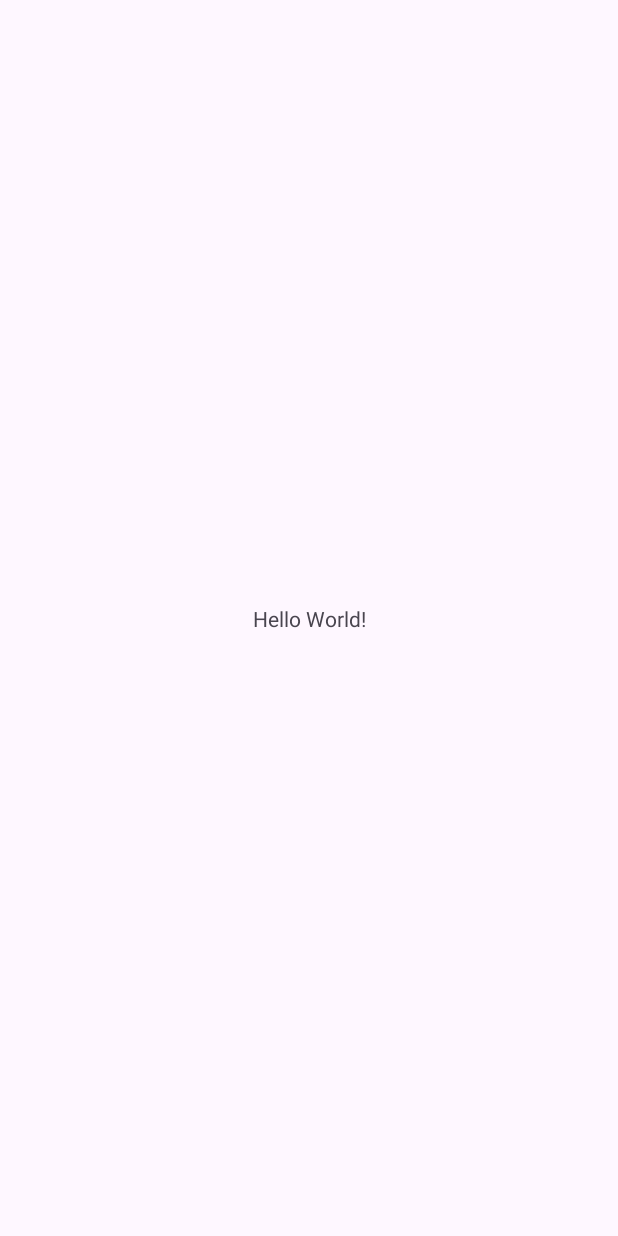
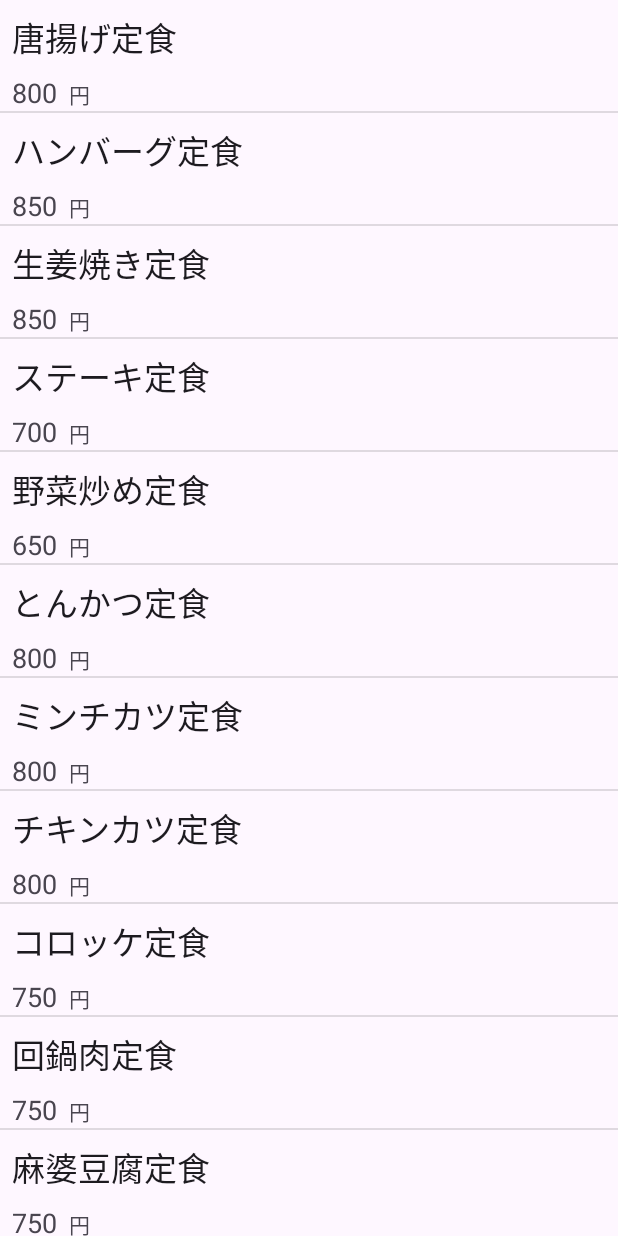
Before and after one commit to itc-s22021/Android1, an Android app: the screen it shows after launch (MainActivity), on a phone screen of 412 x 824 dp. Before the commit the screen is almost empty. Run offline under Robolectric (Android 15) with nearby library versions, the phone set to English and light mode, and no system bars.

Commit message:
商品の詳細だし

```diff
--- a/FragmentSample/app/src/main/java/jp/ac/it_college/std/s22021/fragmentsample/MainActivity.kt
+++ b/FragmentSample/app/src/main/java/jp/ac/it_college/std/s22021/fragmentsample/MainActivity.kt
@@ -2,10 +2,13 @@ package jp.ac.it_college.std.s22021.fragmentsample
 
 import androidx.appcompat.app.AppCompatActivity
 import android.os.Bundle
+import jp.ac.it_college.std.s22021.fragmentsample.databinding.ActivityMainBinding
 
 class MainActivity : AppCompatActivity() {
+    private lateinit var binding: ActivityMainBinding
     override fun onCreate(savedInstanceState: Bundle?) {
         super.onCreate(savedInstanceState)
-        setContentView(R.layout.activity_main)
+        binding = ActivityMainBinding.inflate(layoutInflater)
+        setContentView(binding.root)
     }
 }
--- /dev/null
+++ b/FragmentSample/app/src/main/java/jp/ac/it_college/std/s22021/fragmentsample/Menu.kt
@@ -0,0 +1,32 @@
+package jp.ac.it_college.std.s22021.fragmentsample
+
+data class Menu(val name:String,
+                val price: Int,
+                val desc: String,
+)
+
+val teishokuList = listOf(
+    Menu("唐揚げ定食", 800, "若鶏の唐揚げにサラダ、ご飯とおみそ汁が付きます。"),
+    Menu("ハンバーグ定食",850, "手ごねハンバーグにサラダ、が半とおみそ汁が付きます。"),
+    Menu("生姜焼き定食",850, "すりおろし生姜を使った生姜焼きにサラダ、ご飯とおみそ汁が付きます。"),
+    Menu("ステーキ定食",700, "国産牛のステーキにサラダ、ご飯とお味噌汁が付きます。"),
+    Menu("野菜炒め定食",650, "季節の野菜炒めにサラダ、ご飯とおみそ汁が付きます。"),
+    Menu("とんかつ定食",800, "ロースとんかつにさらだ、ご飯とおみそ汁が付きます。"),
+    Menu("ミンチカツ定食",800, "ボリュームたっぷりチキンカツにサラダ、ご飯とおみそ汁が付きます。"),
+    Menu("チキンカツ定食",800, "北海道ポテトコロッケにサラダ、ご飯とおみそ汁が付きます。"),
+    Menu("コロッケ定食",750, "ピリ辛回鍋肉にサラダ、ご飯とおみそ汁が付きます。"),
+    Menu("回鍋肉定食",750, "本格四川風麻婆豆腐にサラダ、ご飯とおみそ汁が付きます。"),
+    Menu("麻婆豆腐定食",750, "ピーマンの香り豊かな青椒肉絲にサラダ、ご飯とおみそ汁が付きます。"),
+    Menu("八宝菜定食",750, "八宝菜にサラダ、ご飯とおみそ汁が付きます。"),
+    Menu("玉子定食", 2000, "高級玉子使用卵かけご飯定食")
+)
+
+val curryList = listOf(
+    Menu("ビーフカレー", 520, "特性スパイスをきかせた国産ビーフ100％のカレーです。"),
+    Menu("ポークカレー", 420, "特製スパイスをきかせた国産ポーク％のカレーです。"),
+    Menu("ハンバーグカレー", 620, "特製スパイスをきかせたカレーに手ごねハンバーグをトッピングです。"),
+    Menu("チーズカレー", 560, "特製スパイスをきかせたカレーにとろけるチーズをトッピングです。"),
+    Menu("カツカレー", 760, "特製スパイスをきかせたカレーに国産ロースカツをトッピングです。"),
+    Menu("ビーフカツカレー", 880, "特製スパイスをきかせたカレーに国産ビーフカツをトッピングです。"),
+    Menu("唐揚げカレー", 540, "特製スパイスをきかせたカレーに若鶏の唐揚げをトッピングです。"),
+)
--- /dev/null
+++ b/FragmentSample/app/src/main/java/jp/ac/it_college/std/s22021/fragmentsample/MenuAdapter.kt
@@ -0,0 +1,22 @@
+package jp.ac.it_college.std.s22021.fragmentsample
+
+import android.view.LayoutInflater
+import android.view.ViewGroup
+import androidx.recyclerview.widget.RecyclerView
+import jp.ac.it_college.std.s22021.fragmentsample.databinding.MenuRowBinding
+
+class MenuAdapter(private val data: List<Menu>) :
+    RecyclerView.Adapter<MenuAdapter.ViewHolder>() {
+
+    class ViewHolder(val binding: MenuRowBinding) : RecyclerView.ViewHolder(binding.root)
+
+    override fun onCreateViewHolder(parent: ViewGroup, viewType: Int): ViewHolder =
+        ViewHolder(MenuRowBinding.inflate(LayoutInflater.from(parent.context), parent, false))
+
+    override fun getItemCount(): Int = data.size
+
+    override fun onBindViewHolder(holder: ViewHolder, position: Int) {
+        holder.binding.menuName.text = data[position].name
+        holder.binding.menuPrice.text = "%,d".format(data[position].price)
+    }
+}
--- a/FragmentSample/app/src/main/java/jp/ac/it_college/std/s22021/fragmentsample/MenuListFragment.kt
+++ b/FragmentSample/app/src/main/java/jp/ac/it_college/std/s22021/fragmentsample/MenuListFragment.kt
@@ -1,11 +1,40 @@
 package jp.ac.it_college.std.s22021.fragmentsample
 
-import androidx.appcompat.app.AppCompatActivity
 import android.os.Bundle
+import androidx.fragment.app.Fragment
+import android.view.LayoutInflater
+import android.view.View
+import android.view.ViewGroup
+import androidx.recyclerview.widget.DividerItemDecoration
+import androidx.recyclerview.widget.LinearLayoutManager
+import jp.ac.it_college.std.s22021.fragmentsample.databinding.FragmentMenuLisrtBinding
 
-class MenuListFragment : AppCompatActivity() {
-    override fun onCreate(savedInstanceState: Bundle?) {
-        super.onCreate(savedInstanceState)
-        setContentView(R.layout.activity_menu_list)
+class MenuListFragment : Fragment() {
+
+    private var _binding: FragmentMenuLisrtBinding? =  null
+
+    private val binding get() = _binding!!
+
+    override fun onCreateView(
+        inflater: LayoutInflater, container: ViewGroup?,
+        savedInstanceState: Bundle?
+    ): View? {
+        _binding = FragmentMenuLisrtBinding.inflate(inflater, container, false)
+        return binding.root
     }
+
+    override fun onViewCreated(view: View, savedInstanceState: Bundle?) {
+        binding.menuList.apply {
+            adapter = MenuAdapter(teishokuList)
+            val manager = LinearLayoutManager(context)
+            layoutManager = manager
+            addItemDecoration(DividerItemDecoration(context, manager.orientation))
+        }
+    }
+
+    override fun onDestroyView() {
+        super.onDestroyView()
+        _binding = null
+    }
+
 }
--- a/FragmentSample/app/src/main/res/layout/activity_main.xml
+++ b/FragmentSample/app/src/main/res/layout/activity_main.xml
@@ -6,13 +6,13 @@
     android:layout_height="match_parent"
     tools:context=".MainActivity">
 
-    <TextView
-        android:layout_width="wrap_content"
-        android:layout_height="wrap_content"
-        android:text="Hello World!"
+    <androidx.fragment.app.FragmentContainerView
+        android:id="@+id/fragmentContainerView2"
+        android:name="jp.ac.it_college.std.s22021.fragmentsample.MenuListFragment"
+        android:layout_width="0dp"
+        android:layout_height="0dp"
         app:layout_constraintBottom_toBottomOf="parent"
         app:layout_constraintEnd_toEndOf="parent"
         app:layout_constraintStart_toStartOf="parent"
         app:layout_constraintTop_toTopOf="parent" />
-
 </androidx.constraintlayout.widget.ConstraintLayout>
--- a/FragmentSample/app/src/main/res/layout/activity_menu_list.xml
+++ /dev/null
@@ -1,15 +0,0 @@
-<?xml version="1.0" encoding="utf-8"?>
-<androidx.constraintlayout.widget.ConstraintLayout xmlns:android="http://schemas.android.com/apk/res/android"
-    xmlns:app="http://schemas.android.com/apk/res-auto"
-    xmlns:tools="http://schemas.android.com/tools"
-    android:layout_width="match_parent"
-    android:layout_height="match_parent"
-    tools:context=".MenuListFragment">
-
-    <androidx.recyclerview.widget.RecyclerView
-        android:layout_width="wrap_content"
-        app:layout_constraintBottom_toBottomOf="parent"
-        app:layout_constraintEnd_toEndOf="parent"
-        app:layout_constraintStart_toStartOf="parent"
-        app:layout_constraintTop_toTopOf="parent" />
-</androidx.constraintlayout.widget.ConstraintLayout>
--- /dev/null
+++ b/FragmentSample/app/src/main/res/layout/fragment_menu_lisrt.xml
@@ -0,0 +1,12 @@
+<?xml version="1.0" encoding="utf-8"?>
+<FrameLayout xmlns:android="http://schemas.android.com/apk/res/android"
+    xmlns:tools="http://schemas.android.com/tools"
+    android:layout_width="match_parent"
+    android:layout_height="match_parent"
+    tools:context=".MenuListFragment">
+
+    <androidx.recyclerview.widget.RecyclerView
+        android:id="@+id/menuList"
+        android:layout_width="match_parent"
+        android:layout_height="match_parent" />
+</FrameLayout>
--- a/FragmentSample/app/src/main/res/layout/menu_row.xml
+++ b/FragmentSample/app/src/main/res/layout/menu_row.xml
@@ -3,7 +3,8 @@
     xmlns:app="http://schemas.android.com/apk/res-auto"
     xmlns:tools="http://schemas.android.com/tools"
     android:layout_width="match_parent"
-    android:layout_height="match_parent">
+    android:layout_height="wrap_content"
+    android:background="?attr/selectableItemBackgroundBorderless">
 
     <TextView
         android:id="@+id/menuName"
--- a/FragmentSample/app/src/main/res/values/strings.xml
+++ b/FragmentSample/app/src/main/res/values/strings.xml
@@ -7,4 +7,6 @@
     <string name="tv_price_unit２">円\n\n</string>
     <string name="tv_price_unit３" />
     <string name="tv_price_unit">円</string>
+    <!-- TODO: Remove or change this placeholder text -->
+    <string name="hello_blank_fragment">Hello blank fragment</string>
 </resources>
```
